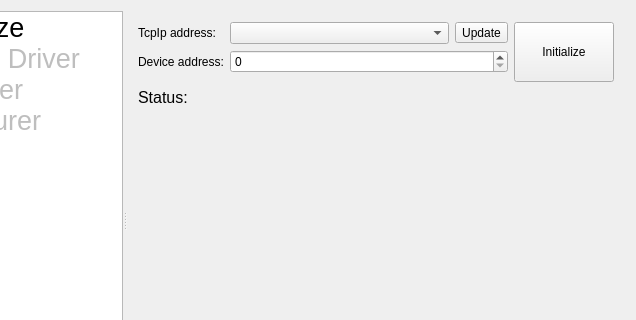
Old version of the form User/QeMeasurer/mainwindow.ui in the repository OzhegovRoman/ControlUnit4_Software; both pictures show x 88 to 724 and y 0 to 320 of the 724 by 439 pixel window.
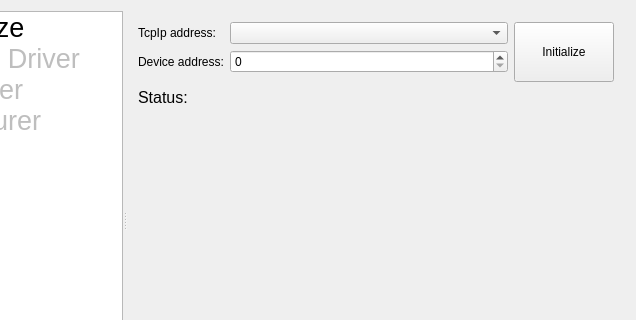
New version of the form. The open tabs and pages were chosen to show the change. Custom widgets are drawn as their Qt base class.

Diff of the .ui file:
```diff
--- a/User/QeMeasurer/mainwindow.ui
+++ b/User/QeMeasurer/mainwindow.ui
@@ -89,7 +89,7 @@
       <widget class="QWidget" name="pInitialize">
        <layout class="QVBoxLayout" name="verticalLayout">
         <item>
-         <layout class="QHBoxLayout" name="horizontalLayout_9">
+         <layout class="QHBoxLayout" name="horizontalLayout_2">
           <item>
            <layout class="QFormLayout" name="formLayout">
             <item row="0" column="0">
@@ -103,8 +103,6 @@
              </widget>
             </item>
             <item row="0" column="1">
-             <layout class="QHBoxLayout" name="horizontalLayout_2">
-              <item>
                <widget class="QComboBox" name="cbTcpIpAddress">
                 <property name="minimumSize">
                  <size>
@@ -116,18 +114,6 @@
                  <string notr="true">font: 12pt &quot;MS Shell Dlg 2&quot;;</string>
                 </property>
                </widget>
-              </item>
-              <item>
-               <widget class="QToolButton" name="tbUpdateAdresses">
-                <property name="styleSheet">
-                 <string notr="true">font: 12pt &quot;MS Shell Dlg 2&quot;;</string>
-                </property>
-                <property name="text">
-                 <string>Update</string>
-                </property>
-               </widget>
-              </item>
-             </layout>
             </item>
             <item row="1" column="0">
              <widget class="QLabel" name="label_10">
```
Left out of the diff: 2 changed lines with no effect on the pictures. Lines whose indentation alone changed are shown as unchanged.
